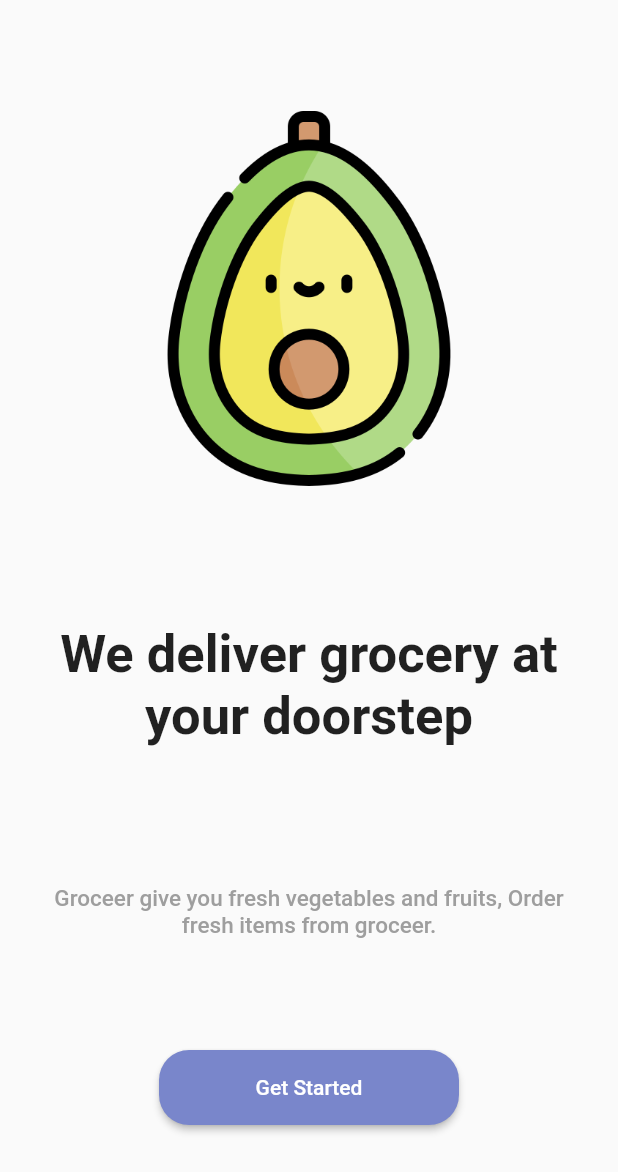
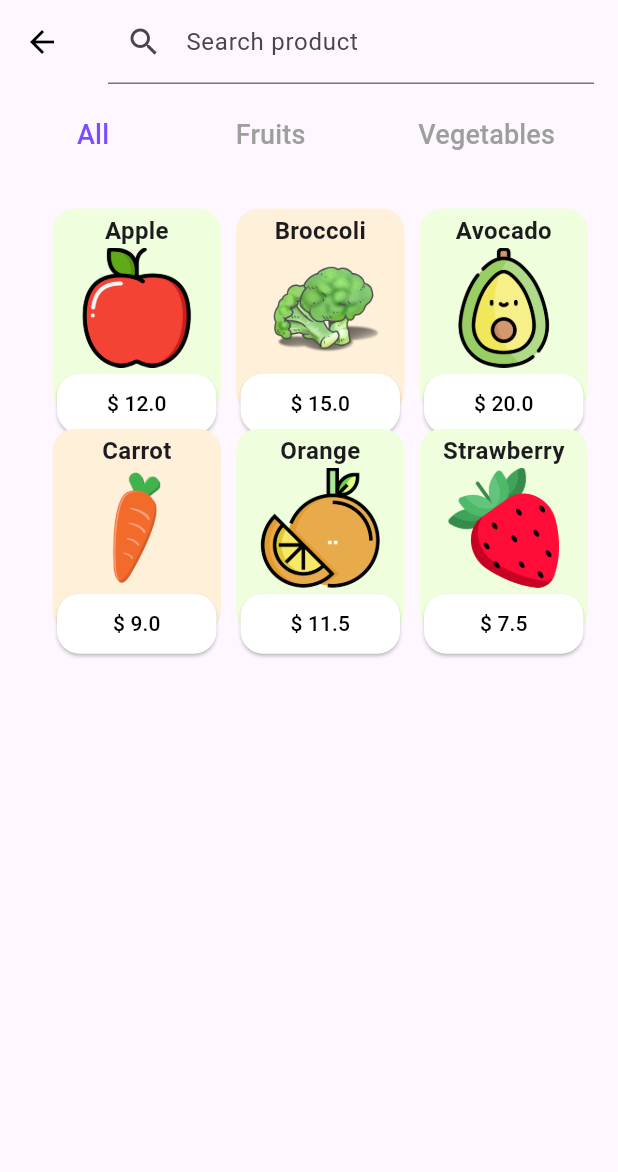
Before and after one commit to ruvima/grocery_shop_app_ui, a Flutter app: the screen it shows after launch, on a phone screen of 412 x 824 dp. Shown: the top 1172 px of the screen. Run offline on Flutter 3.47's test engine with Material 2 defaults, Android fonts, the light colour scheme and no system bars; our stand-ins replace bloc, equatable, flutter_bloc.

Commit message:
added filters for full product list

```diff
--- /dev/null
+++ b/lib/blocs/filtered_products/filtered_products_bloc.dart
@@ -0,0 +1,96 @@
+import 'dart:async';
+
+import 'package:bloc/bloc.dart';
+import 'package:equatable/equatable.dart';
+
+import '../../models/product.dart';
+import '../product_filter/product_filter_bloc.dart';
+import '../product_list/product_list_bloc.dart';
+import '../product_search/product_search_bloc.dart';
+
+part 'filtered_products_event.dart';
+part 'filtered_products_state.dart';
+
+class FilteredProductsBloc
+    extends Bloc<FilteredProductsEvent, FilteredProductsState> {
+  late StreamSubscription _productFilterSubscription;
+  late StreamSubscription _productSearchSubscription;
+
+  final ProductListBloc _productListBloc;
+  final ProductSearchBloc _productSearchBloc;
+  final ProductFilterBloc _productFilterBloc;
+  FilteredProductsBloc({
+    required ProductListBloc productListBloc,
+    required ProductSearchBloc productSearchBloc,
+    required ProductFilterBloc productFilterBloc,
+  })  : _productListBloc = productListBloc,
+        _productFilterBloc = productFilterBloc,
+        _productSearchBloc = productSearchBloc,
+        super(
+          const FilteredProductsState(
+            filteredProducts: [],
+          ),
+        ) {
+    _productFilterSubscription = _productFilterBloc.stream.listen((event) {
+      _setFilteredProducts();
+    });
+    _productSearchSubscription = _productSearchBloc.stream.listen((event) {
+      _setFilteredProducts();
+    });
+
+    on<SetFilteredProductEvent>((event, emit) {
+      emit(state.copyWith(filteredProducts: event.filteredProducts));
+    });
+
+    init();
+  }
+
+  void init() {
+    final initialList = _productListBloc.state.products;
+    add(SetFilteredProductEvent(filteredProducts: initialList));
+  }
+
+  List<Product> _filterProduct(Filter filter, List<Product> products) {
+    if (filter == Filter.fruits) {
+      return products.where((product) => product.category == 'fruits').toList();
+    } else if (filter == Filter.vegetables) {
+      return products
+          .where((product) => product.category == 'vegetables')
+          .toList();
+    } else {
+      return products;
+    }
+  }
+
+  List<Product> _searchProduct(String searchTerm, List<Product> products) {
+    if (products.isNotEmpty) {
+      return products
+          .where(
+            (product) => product.name.toLowerCase().contains(
+                  searchTerm.toLowerCase(),
+                ),
+          )
+          .toList();
+    }
+    return products;
+  }
+
+  void _setFilteredProducts() {
+    final products = _productListBloc.state.products;
+
+    final filterProductList =
+        _filterProduct(_productFilterBloc.state.filter, products);
+
+    final resultList =
+        _searchProduct(_productSearchBloc.state.searchTerm, filterProductList);
+
+    add(SetFilteredProductEvent(filteredProducts: resultList));
+  }
+
+  @override
+  Future<void> close() {
+    _productFilterSubscription.cancel();
+    _productSearchSubscription.cancel();
+    return super.close();
+  }
+}
--- /dev/null
+++ b/lib/blocs/filtered_products/filtered_products_event.dart
@@ -0,0 +1,19 @@
+// ignore_for_file: public_member_api_docs, sort_constructors_first
+part of 'filtered_products_bloc.dart';
+
+abstract class FilteredProductsEvent extends Equatable {
+  const FilteredProductsEvent();
+
+  @override
+  List<Object> get props => [];
+}
+
+class SetFilteredProductEvent extends FilteredProductsEvent {
+  final List<Product> filteredProducts;
+  const SetFilteredProductEvent({
+    required this.filteredProducts,
+  });
+
+  @override
+  List<Object> get props => [filteredProducts];
+}
--- /dev/null
+++ b/lib/blocs/filtered_products/filtered_products_state.dart
@@ -0,0 +1,23 @@
+part of 'filtered_products_bloc.dart';
+
+class FilteredProductsState extends Equatable {
+  final List<Product> filteredProducts;
+
+  const FilteredProductsState({
+    required this.filteredProducts,
+  });
+
+  @override
+  List<Object> get props => [filteredProducts];
+
+  FilteredProductsState copyWith({
+    List<Product>? filteredProducts,
+  }) {
+    return FilteredProductsState(
+      filteredProducts: filteredProducts ?? this.filteredProducts,
+    );
+  }
+
+  @override
+  bool get stringify => true;
+}
--- /dev/null
+++ b/lib/blocs/product_filter/product_filter_bloc.dart
@@ -0,0 +1,13 @@
+import 'package:bloc/bloc.dart';
+import 'package:equatable/equatable.dart';
+
+part 'product_filter_event.dart';
+part 'product_filter_state.dart';
+
+class ProductFilterBloc extends Bloc<ProductFilterEvent, ProductFilterState> {
+  ProductFilterBloc() : super(ProductFilterState.initial()) {
+    on<ChangeFilterEvent>((event, emit) {
+      emit(state.copyWith(filter: event.filter));
+    });
+  }
+}
--- /dev/null
+++ b/lib/blocs/product_filter/product_filter_event.dart
@@ -0,0 +1,17 @@
+part of 'product_filter_bloc.dart';
+
+abstract class ProductFilterEvent extends Equatable {
+  const ProductFilterEvent();
+
+  @override
+  List<Object> get props => [];
+}
+
+class ChangeFilterEvent extends ProductFilterEvent {
+  final Filter filter;
+  const ChangeFilterEvent({
+    required this.filter,
+  });
+  @override
+  List<Object> get props => [filter];
+}
--- /dev/null
+++ b/lib/blocs/product_filter/product_filter_state.dart
@@ -0,0 +1,31 @@
+// ignore_for_file: public_member_api_docs, sort_constructors_first
+part of 'product_filter_bloc.dart';
+
+enum Filter {
+  all,
+  fruits,
+  vegetables,
+}
+
+class ProductFilterState extends Equatable {
+  final Filter filter;
+  const ProductFilterState({
+    required this.filter,
+  });
+  factory ProductFilterState.initial() =>
+      const ProductFilterState(filter: Filter.all);
+
+  @override
+  List<Object> get props => [filter];
+
+  ProductFilterState copyWith({
+    Filter? filter,
+  }) {
+    return ProductFilterState(
+      filter: filter ?? this.filter,
+    );
+  }
+
+  @override
+  bool get stringify => true;
+}
--- /dev/null
+++ b/lib/blocs/product_search/product_search_bloc.dart
@@ -0,0 +1,13 @@
+import 'package:bloc/bloc.dart';
+import 'package:equatable/equatable.dart';
+
+part 'product_search_event.dart';
+part 'product_search_state.dart';
+
+class ProductSearchBloc extends Bloc<ProductSearchEvent, ProductSearchState> {
+  ProductSearchBloc() : super(ProductSearchState.initial()) {
+    on<SetSeatchTermEvent>((event, emit) {
+      emit(state.copyWith(searchTerm: event.searchTerm));
+    });
+  }
+}
--- /dev/null
+++ b/lib/blocs/product_search/product_search_event.dart
@@ -0,0 +1,18 @@
+// ignore_for_file: public_member_api_docs, sort_constructors_first
+part of 'product_search_bloc.dart';
+
+abstract class ProductSearchEvent extends Equatable {
+  const ProductSearchEvent();
+
+  @override
+  List<Object> get props => [];
+}
+
+class SetSeatchTermEvent extends ProductSearchEvent {
+  final String searchTerm;
+  const SetSeatchTermEvent({
+    required this.searchTerm,
+  });
+  @override
+  List<Object> get props => [searchTerm];
+}
--- /dev/null
+++ b/lib/blocs/product_search/product_search_state.dart
@@ -0,0 +1,23 @@
+part of 'product_search_bloc.dart';
+
+class ProductSearchState extends Equatable {
+  final String searchTerm;
+  const ProductSearchState({required this.searchTerm});
+
+  factory ProductSearchState.initial() =>
+      const ProductSearchState(searchTerm: '');
+
+  @override
+  List<Object> get props => [searchTerm];
+
+  ProductSearchState copyWith({
+    String? searchTerm,
+  }) {
+    return ProductSearchState(
+      searchTerm: searchTerm ?? this.searchTerm,
+    );
+  }
+
+  @override
+  bool get stringify => true;
+}
--- a/lib/main.dart
+++ b/lib/main.dart
@@ -1,6 +1,9 @@
 import 'package:flutter/material.dart';
 import 'package:flutter_bloc/flutter_bloc.dart';
 
+import 'blocs/filtered_products/filtered_products_bloc.dart';
+import 'blocs/product_filter/product_filter_bloc.dart';
+import 'blocs/product_search/product_search_bloc.dart';
 import 'blocs/total_product/total_product_bloc.dart';
 import 'router/app_routes.dart';
 import 'blocs/product_cart/product_cart_bloc.dart';
@@ -21,9 +24,22 @@ class MyApp extends StatelessWidget {
         BlocProvider<ProductCartBloc>(
           create: (context) => ProductCartBloc(),
         ),
+        BlocProvider<ProductFilterBloc>(
+          create: (context) => ProductFilterBloc(),
+        ),
+        BlocProvider<ProductSearchBloc>(
+          create: (context) => ProductSearchBloc(),
+        ),
         BlocProvider<TotalProductBloc>(
           create: (context) => TotalProductBloc(
             context.read<ProductCartBloc>(),
+          ),
+        ),
+        BlocProvider<FilteredProductsBloc>(
+          create: (context) => FilteredProductsBloc(
+            productListBloc: context.read<ProductListBloc>(),
+            productSearchBloc: context.read<ProductSearchBloc>(),
+            productFilterBloc: context.read<ProductFilterBloc>(),
           ),
         ),
       ],
@@ -31,9 +47,10 @@ class MyApp extends StatelessWidget {
         debugShowCheckedModeBanner: false,
         theme: ThemeData(
           primarySwatch: Colors.indigo,
+          useMaterial3: true,
         ),
         title: 'Material App',
-        initialRoute: '/onboarding',
+        initialRoute: '/completeInventory',
         routes: AppRoutes.routes,
       ),
     );
--- a/lib/router/app_routes.dart
+++ b/lib/router/app_routes.dart
@@ -1,5 +1,6 @@
 import 'package:flutter/material.dart';
 import '../screens/cart_screen.dart';
+import '../screens/complete_inventory_screen.dart';
 import '../screens/products_screen.dart.dart';
 import '../screens/onboarding_screen.dart';
 
@@ -8,5 +9,7 @@ class AppRoutes {
     '/': (BuildContext context) => const ProductsScreen(),
     '/cart': (BuildContext context) => const CartScreen(),
     '/onboarding': (BuildContext context) => const OnboardingScreen(),
+    '/completeInventory': (BuildContext context) =>
+        const CompleteInventoryScreen(),
   };
 }
--- /dev/null
+++ b/lib/screens/complete_inventory_screen.dart
@@ -0,0 +1,149 @@
+import 'package:flutter/material.dart';
+import 'package:flutter_bloc/flutter_bloc.dart';
+
+import '../blocs/filtered_products/filtered_products_bloc.dart';
+import '../blocs/product_cart/product_cart_bloc.dart';
+import '../blocs/product_filter/product_filter_bloc.dart';
+import '../blocs/product_search/product_search_bloc.dart';
+import '../widgets/fruits_box.dart';
+
+class CompleteInventoryScreen extends StatelessWidget {
+  const CompleteInventoryScreen({Key? key}) : super(key: key);
+
+  @override
+  Widget build(BuildContext context) {
+    return Scaffold(
+      appBar: AppBar(
+        foregroundColor: Colors.black,
+        backgroundColor: Colors.transparent,
+        elevation: 0,
+        title: TextField(
+          decoration: const InputDecoration(
+            label: Text('Search product'),
+            prefixIcon: Icon(Icons.search),
+          ),
+          onChanged: (String? searchTerm) {
+            if (searchTerm != null) {
+              context.read<ProductSearchBloc>().add(
+                    SetSeatchTermEvent(searchTerm: searchTerm),
+                  );
+            }
+          },
+        ),
+      ),
+      body: const SafeArea(
+        child: SingleChildScrollView(
+          child: Padding(
+            padding: EdgeInsets.only(
+              left: 15,
+              right: 15,
+              bottom: 15,
+            ),
+            child: Column(
+              children: [
+                _FilterProduct(),
+                SizedBox(height: 10),
+                _ProductListWidget(),
+              ],
+            ),
+          ),
+        ),
+      ),
+    );
+  }
+}
+
+class _FilterProduct extends StatelessWidget {
+  const _FilterProduct();
+
+  @override
+  Widget build(BuildContext context) {
+    return const Padding(
+      padding: EdgeInsets.symmetric(
+        horizontal: 15.0,
+        vertical: 10,
+      ),
+      child: Row(
+        mainAxisAlignment: MainAxisAlignment.spaceBetween,
+        children: [
+          _FilterButton(filter: Filter.all),
+          _FilterButton(filter: Filter.fruits),
+          _FilterButton(filter: Filter.vegetables),
+        ],
+      ),
+    );
+  }
+}
+
+class _FilterButton extends StatelessWidget {
+  final Filter filter;
+  const _FilterButton({
+    required this.filter,
+  });
+
+  @override
+  Widget build(BuildContext context) {
+    return TextButton(
+      onPressed: () {
+        context.read<ProductFilterBloc>().add(
+              ChangeFilterEvent(filter: filter),
+            );
+      },
+      child: Builder(
+        builder: (context) {
+          final filterState = context.watch<ProductFilterBloc>().state.filter;
+          return Text(
+            filter == Filter.all
+                ? 'All'
+                : filter == Filter.fruits
+                    ? 'Fruits'
+                    : 'Vegetables',
+            style: TextStyle(
+              fontSize: 18,
+              color:
+                  filter == filterState ? Colors.deepPurpleAccent : Colors.grey,
+            ),
+          );
+        },
+      ),
+    );
+  }
+}
+
+class _ProductListWidget extends StatelessWidget {
+  const _ProductListWidget();
+
+  @override
+  Widget build(BuildContext context) {
+    return BlocBuilder<FilteredProductsBloc, FilteredProductsState>(
+      builder: (context, state) {
+        return GridView.builder(
+          primary: false,
+          shrinkWrap: true,
+          gridDelegate: const SliverGridDelegateWithFixedCrossAxisCount(
+            childAspectRatio: 2 / 2.4,
+            crossAxisCount: 3,
+          ),
+          padding: const EdgeInsets.only(left: 15),
+          itemCount: state.filteredProducts.length,
+          itemBuilder: (context, index) {
+            final product = state.filteredProducts[index];
+            return FruitsBox(
+              name: product.name,
+              price: ' ${product.price}',
+              image: product.image,
+              color: product.category == 'fruits'
+                  ? const Color(0xFFEFFFDD)
+                  : const Color(0XFFFFF0DA),
+              onTap: () {
+                context.read<ProductCartBloc>().add(
+                      AddProductCartEvent(product: product),
+                    );
+              },
+            );
+          },
+        );
+      },
+    );
+  }
+}
--- a/lib/screens/products_screen.dart.dart
+++ b/lib/screens/products_screen.dart.dart
@@ -22,6 +22,8 @@ class ProductsScreen extends StatelessWidget {
             _LocationHeaderWidget(),
             SizedBox(height: 20),
             _GreetingAndMessageWidget(),
+            SizedBox(height: 20),
+            _ViewCompletelInventoryWidget(),
             SizedBox(height: 10),
             _ProductListWidget(),
             _CartSummaryAndButtonWidget(),
@@ -29,6 +31,42 @@ class ProductsScreen extends StatelessWidget {
             _ShoppingCartListWidget(),
           ],
         ),
+      ),
+    );
+  }
+}
+
+class _ViewCompletelInventoryWidget extends StatelessWidget {
+  const _ViewCompletelInventoryWidget();
+
+  @override
+  Widget build(BuildContext context) {
+    return Padding(
+      padding: const EdgeInsets.symmetric(horizontal: 15.0),
+      child: Row(
+        mainAxisAlignment: MainAxisAlignment.spaceBetween,
+        children: [
+          const Text(
+            'Buy fresh items',
+            style: TextStyle(
+              fontSize: 15,
+              fontWeight: FontWeight.bold,
+            ),
+          ),
+          TextButton(
+            onPressed: () => Navigator.pushNamed(
+              context,
+              '/completeInventory',
+            ),
+            child: const Text(
+              'Complete Inventory',
+              style: TextStyle(
+                fontSize: 15,
+                fontWeight: FontWeight.bold,
+              ),
+            ),
+          ),
+        ],
       ),
     );
   }
@@ -74,7 +112,8 @@ class _CartSummaryAndButtonWidget extends StatelessWidget {
       child: Row(
         mainAxisAlignment: MainAxisAlignment.spaceBetween,
         children: [
-          Builder(builder: (context) {
+          Builder(
+            builder: (context) {
               final productQuantity =
                   context.watch<TotalProductBloc>().state.productQuantity;
               return Text(
@@ -86,7 +125,8 @@ class _CartSummaryAndButtonWidget extends StatelessWidget {
                   fontWeight: FontWeight.bold,
                 ),
               );
-          }),
+            },
+          ),
           TextButton(
             onPressed: () => Navigator.pushNamed(context, '/cart'),
             child: const Text(
@@ -96,7 +136,7 @@ class _CartSummaryAndButtonWidget extends StatelessWidget {
                 fontWeight: FontWeight.bold,
               ),
             ),
-          )
+          ),
         ],
       ),
     );
@@ -164,14 +204,6 @@ class _GreetingAndMessageWidget extends StatelessWidget {
               ),
             ),
           ),
-          const SizedBox(height: 20),
-          const Text(
-            'Buy fresh items',
-            style: TextStyle(
-              fontSize: 15,
-              fontWeight: FontWeight.bold,
-            ),
-          ),
         ],
       ),
     );
--- a/lib/widgets/fruits_box.dart
+++ b/lib/widgets/fruits_box.dart
@@ -54,7 +54,7 @@ class FruitsBox extends StatelessWidget {
                 ),
               ),
               child: Text(
-                price,
+                '\$$price',
                 style: const TextStyle(color: Colors.black),
               ),
             ),
```
Lines whose indentation alone changed are shown as unchanged.
